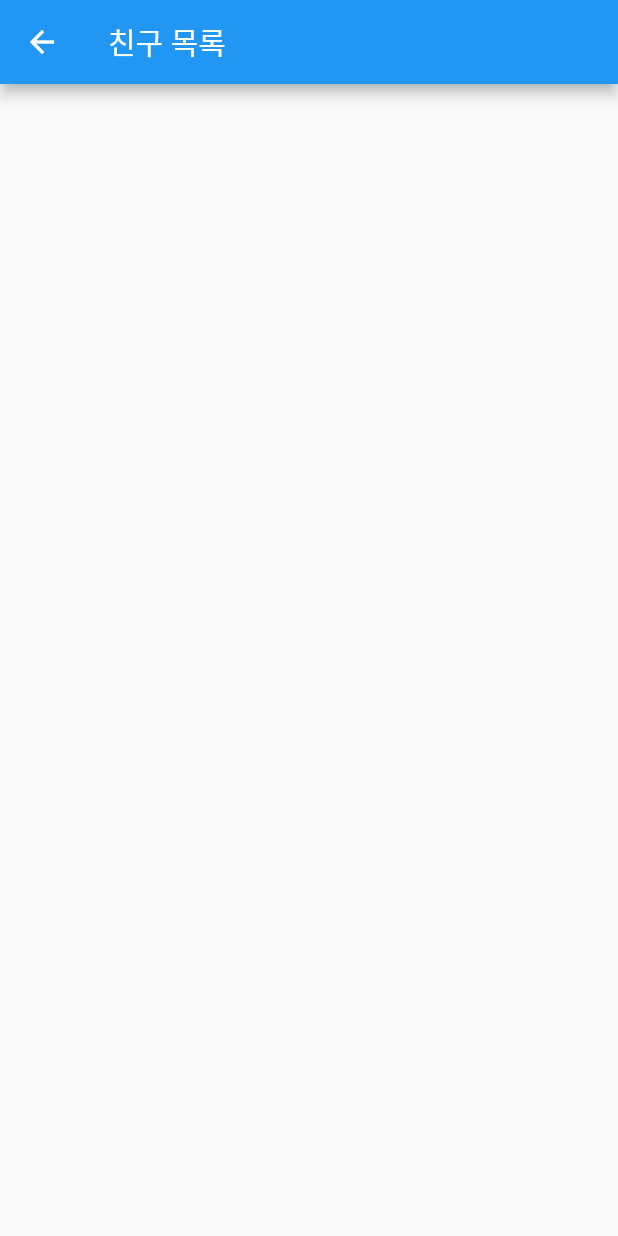
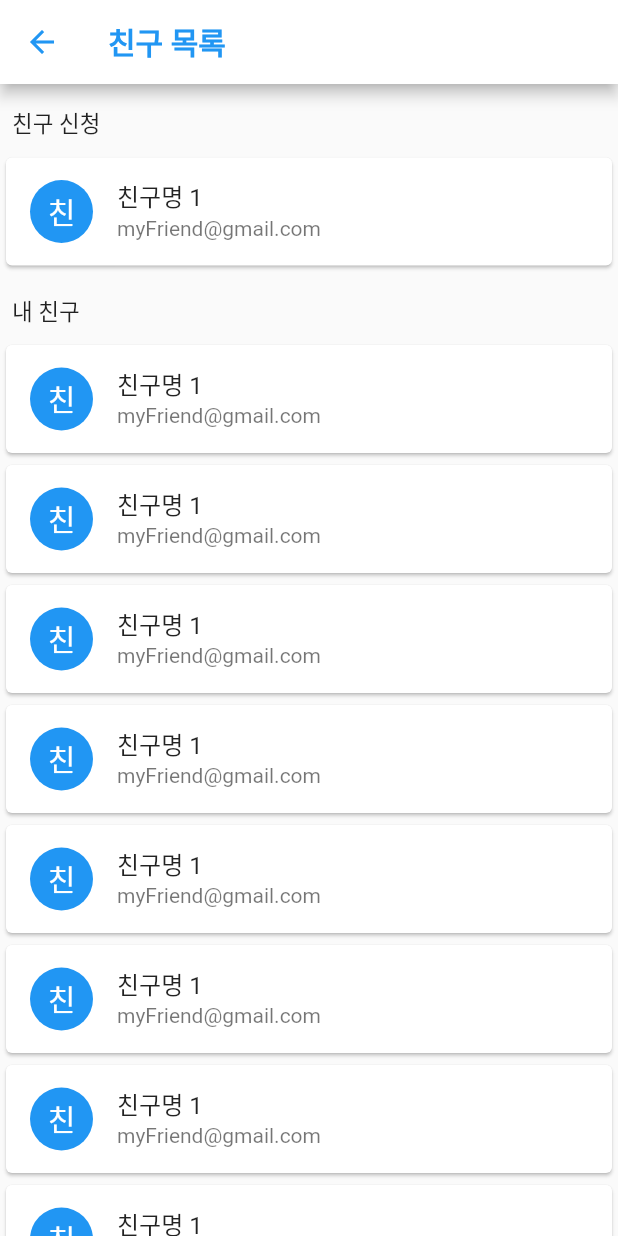
Before and after one commit to codemakim/when_are_we_gonna_meet, a Flutter app: the MainPage screen opened directly, after a tap on the "list" icon, on a phone screen of 412 x 824 dp. Run offline on Flutter 3.47's test engine with Material 2 defaults, Android fonts, the phone set to English and light mode, and no system bars; our stand-ins replace font_awesome_flutter.

Commit message:
친구 목록 화면 수정 및 메인페이지 코드 정돈

```diff
--- a/lib/ui/screens/FriendListPage.dart
+++ b/lib/ui/screens/FriendListPage.dart
@@ -1,4 +1,6 @@
 import 'package:flutter/material.dart';
+import 'package:when_are_we_gonna_meet/common/ThemeInfo.dart';
+import 'package:when_are_we_gonna_meet/ui/widgets/UserListTile.dart';
 
 /// # FriendListPage.dart
 /// 친구 목록 화면을 표시하기 위한 위젯 클래스입니다.
@@ -12,13 +14,68 @@ class FriendListPage extends StatelessWidget {
       appBar: AppBar(
         title: Text(
           '친구 목록',
+          style: TextStyle(
+            color: ThemeInfo().getThemeColor(),
+            fontWeight: FontWeight.bold,
+          ),
         ),
+        iconTheme: IconThemeData(
+          color: ThemeInfo().getThemeColor(),
+        ),
+        backgroundColor: Colors.white,
       ),
-      body: Container(
-        color: Colors.greenAccent,
-        child: Column(
-          children: <Widget>[],
-        ),
+      body: Column(
+        children: <Widget>[
+          Expanded(
+            child: ListView(
+              children: <Widget>[
+                /// 친구 신청이 있는 경우 시작
+                Padding(
+                  padding: EdgeInsets.only(
+                    top: 15.0,
+                    left: 8.0,
+                    bottom: 8.0,
+                  ),
+                  child: Text(
+                    '친구 신청',
+                    style: TextStyle(
+                      fontSize: 15.0,
+                    ),
+                  ),
+                ),
+                UserListTile(),
+                Padding(
+                  padding: EdgeInsets.only(
+                    top: 15.0,
+                    left: 8.0,
+                    bottom: 8.0,
+                  ),
+                  child: Text(
+                    '내 친구',
+                    style: TextStyle(
+                      fontSize: 15.0,
+                    ),
+                  ),
+                ),
+                /// 친구 신청이 있는 경우 끝
+                UserListTile(),
+                UserListTile(),
+                UserListTile(),
+                UserListTile(),
+                UserListTile(),
+                UserListTile(),
+                UserListTile(),
+                UserListTile(),
+                UserListTile(),
+                UserListTile(),
+                UserListTile(),
+                UserListTile(),
+                UserListTile(),
+                UserListTile(),
+              ],
+            ),
+          ),
+        ],
       ),
     );
   }
--- a/lib/ui/screens/MainPage.dart
+++ b/lib/ui/screens/MainPage.dart
@@ -19,8 +19,15 @@ class MainPage extends StatelessWidget {
       appBar: AppBar(
         title: Text(
           '언제 만나?',
-          style: TextStyle(color: ThemeInfo().getThemeTextColor()),
+          style: TextStyle(
+            color: ThemeInfo().getThemeColor(),
+            fontWeight: FontWeight.bold,
+          ),
         ),
+        iconTheme: IconThemeData(
+          color: ThemeInfo().getThemeColor(),
+        ),
+        backgroundColor: Colors.white,
         actions: <Widget>[
           IconButton(
             tooltip: '그룹 추가 화면으로 이동',
@@ -38,9 +45,11 @@ class MainPage extends StatelessWidget {
           IconButton(
             tooltip: '친구 목록 화면으로 이동',
             onPressed: () {
-              Navigator.push(context, MaterialPageRoute(
-                builder: (context) => FriendListPage(),
-              ));
+              Navigator.push(
+                  context,
+                  MaterialPageRoute(
+                    builder: (context) => FriendListPage(),
+                  ));
             },
             icon: Icon(Icons.list),
           ),
```
